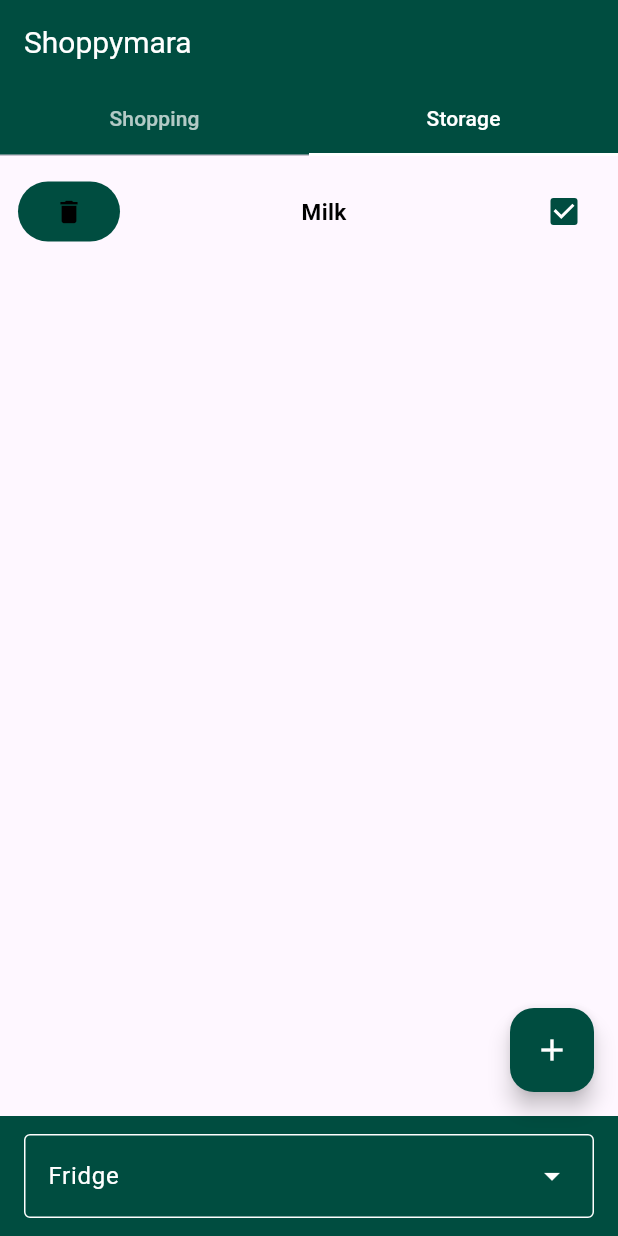
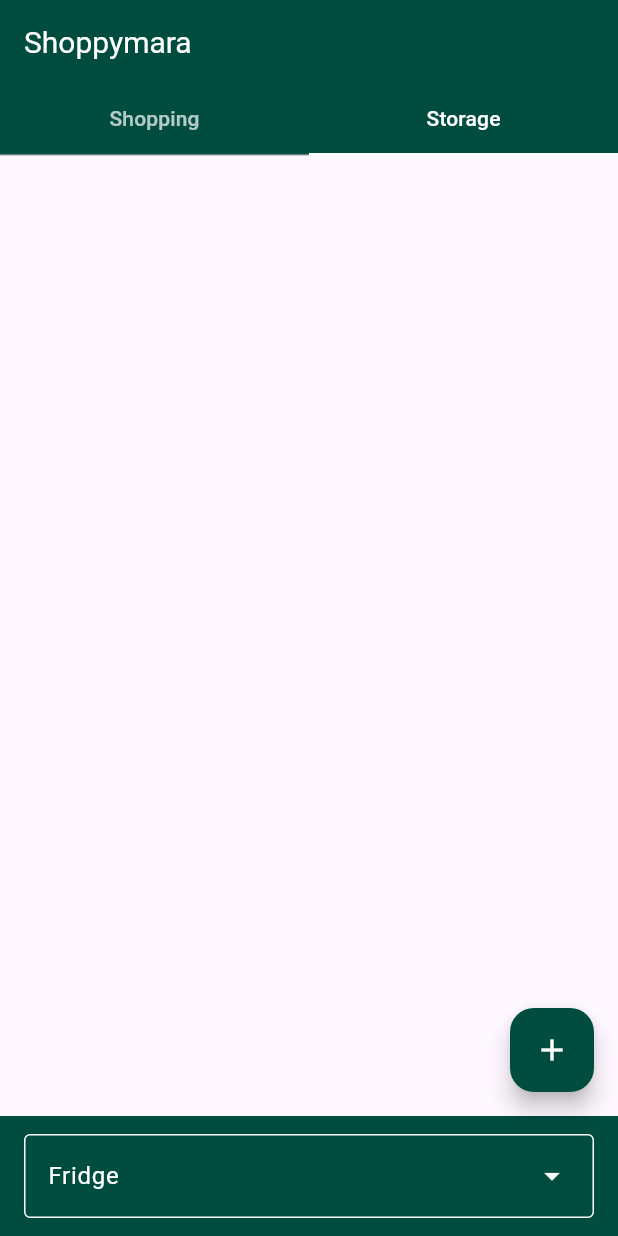
Before and after one commit to Casparbo/ShoppingApp, a Flutter app: the screen it shows after launch, tab 2 chosen, after a tap on the "delete" icon, on a phone screen of 412 x 824 dp. Run offline on Flutter 3.47's test engine with Material 3 defaults, Android fonts, the phone set to English and light mode, and no system bars.

Commit message:
added stocked toggle and item deletion

```diff
--- a/lib/view/home.dart
+++ b/lib/view/home.dart
@@ -42,6 +42,18 @@ class _MyHomePageState extends State<MyHomePage> with TickerProviderStateMixin{
     Item(name: "Oats", store: "Aldi", location: "Regal"),
     Item(name: "Lube", store: "Lidl", location: "Regal")
   ];
+
+  void setItemStocked(Item item, bool value) {
+    setState(() {
+      item.stocked = value;
+    });
+  }
+
+  void deleteItem(Item item) {
+    setState(() {
+      items.remove(item);
+    });
+  }
 
   void loadStoresLocations() {
     for(final Item(:store, :location) in items) {
@@ -100,15 +112,27 @@ class _MyHomePageState extends State<MyHomePage> with TickerProviderStateMixin{
       body: TabBarView(
         controller: _tabController,
         children: <Widget>[
+          // Shopping
           Center(
-            child: ItemList(themeColor: themeColor, items: items.where((Item value) {
-                return value.store == selectedStore;
-              }).toList()),
+            child: ItemList(
+              themeColor: themeColor,
+              items: items.where((Item value) {
+                return value.store == selectedStore && !value.stocked;
+              }).toList(),
+              setItemStocked: setItemStocked,
+              deleteItem: deleteItem,
+            ),
           ),
+          // Storage
           Center(
-            child: ItemList(themeColor: themeColor, items: items.where((Item value) {
+            child: ItemList(
+              themeColor: themeColor,
+              items: items.where((Item value) {
                 return value.location == selectedLocation;
-              }).toList())
+              }).toList(),
+              setItemStocked: setItemStocked,
+              deleteItem: deleteItem,
+            )
           ,)
         ],
       ),
--- a/lib/view/item_list.dart
+++ b/lib/view/item_list.dart
@@ -1,34 +1,48 @@
 import 'package:flutter/material.dart';
 import 'package:shopping_app/model/item.dart';
 
-class ItemList extends StatelessWidget {
+class ItemList extends StatefulWidget {
 	final List<Item> items;
 	final Color themeColor;
+	final Function(Item item, bool value) setItemStocked;
+	final Function(Item item) deleteItem;
 
 	const ItemList({
 		super.key,
 		required this.items,
-		required this.themeColor
+		required this.themeColor,
+		this.setItemStocked = _defaultItemStocked,
+		this.deleteItem = _defaultDeleteItem
 	});
 
+	static _defaultItemStocked(Item item, bool value) {}
+	static _defaultDeleteItem(Item item) {}
+
+  @override
+  State<ItemList> createState() => _ItemListState();
+}
+
+class _ItemListState extends State<ItemList> {
 	Color buttonColors(Set<WidgetState> states) {
+		Color red = Colors.red.withValues(alpha: 0.5);
+		Color green = widget.themeColor.withValues(alpha: 0.5);
+
 		const Set<WidgetState> interactiveStates = <WidgetState>{
 			WidgetState.pressed,
 			WidgetState.hovered,
 			WidgetState.focused,
 		};
 		if (states.any(interactiveStates.contains)) {
-			return Colors.red;
+			return red;
 		}
-		return themeColor;
+		return green;
 	}
-
 
 	@override
 	Widget build(BuildContext context) {
 		return ListView.separated(
 			padding: const EdgeInsets.all(12),
-			itemCount: items.length,
+			itemCount: widget.items.length,
 			itemBuilder: (BuildContext context, int index) {
 				return SizedBox(
 					height: 50,
@@ -36,24 +50,30 @@ class ItemList extends StatelessWidget {
 					  children: [
 					  	FilledButton.tonal(
 					  		style: ButtonStyle(
-					  			foregroundColor: const WidgetStatePropertyAll(Colors.black),
 					  			backgroundColor: WidgetStateColor.resolveWith(buttonColors),
+					  			iconColor: const WidgetStatePropertyAll(Colors.black),
+					  			animationDuration: const Duration(milliseconds: 0),
 					  		),
-					    	onPressed: () {},
+					    	onPressed: () {
+					    		widget.deleteItem(widget.items.elementAt(index));
+					    	},
 					    	child: const Icon(Icons.delete, size: 20,),
 					    ),
+					    const SizedBox(
+					    	width: 10,
+					    ),
 					    Expanded(
-					    	child: Center(
-						    	child: Text(
-							    	items.elementAt(index).name,
-							    	style: const TextStyle(fontSize: 15, color: Colors.black, fontWeight: FontWeight.bold),
-							    ),
+					    	child: Text(
+						    	widget.items.elementAt(index).name,
+						    	style: const TextStyle(fontSize: 15, color: Colors.black, fontWeight: FontWeight.bold),
 						    ),
 					    ),
 					    Checkbox(
 					    	fillColor: WidgetStateColor.resolveWith(buttonColors),
-					    	value: items.elementAt(index).stocked,
-					    	onChanged: (bool? value) {},
+					    	value: widget.items.elementAt(index).stocked,
+					    	onChanged: (bool? value) {
+					    		widget.setItemStocked(widget.items.elementAt(index), value!);
+				    		},
 					    )
 					  ],
 					),
```
